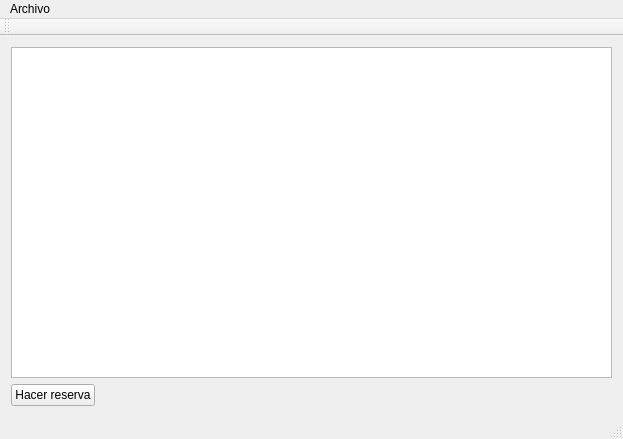
Old version of the form mainwindow.ui in the repository stsewd/polideportivo.
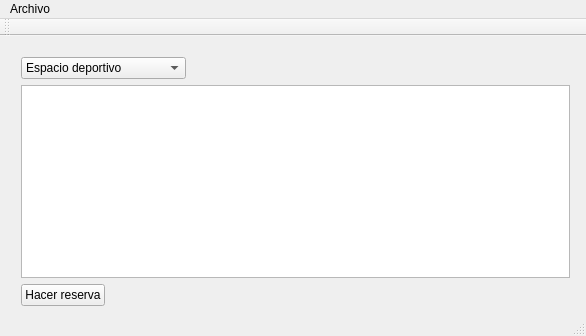
New version of the form.

Commit message: Ventana empleado

The edit to the form file:
```diff
--- a/mainwindow.ui
+++ b/mainwindow.ui
@@ -6,21 +6,59 @@
    <rect>
     <x>0</x>
     <y>0</y>
-    <width>623</width>
-    <height>439</height>
+    <width>586</width>
+    <height>336</height>
    </rect>
   </property>
   <property name="windowTitle">
    <string>Polideportivo</string>
   </property>
   <widget class="QWidget" name="centralWidget">
+   <widget class="QWidget" name="">
+    <property name="geometry">
+     <rect>
+      <x>10</x>
+      <y>10</y>
+      <width>571</width>
+      <height>271</height>
+     </rect>
+    </property>
    <layout class="QGridLayout" name="gridLayout">
     <item row="0" column="0">
-     <layout class="QVBoxLayout" name="verticalLayout">
+      <layout class="QHBoxLayout" name="horizontalLayout_2">
       <item>
-       <widget class="QTableView" name="tableView"/>
+        <widget class="QComboBox" name="tipoEspacioComboBox">
+         <item>
+          <property name="text">
+           <string>Espacio deportivo</string>
+          </property>
       </item>
       <item>
+          <property name="text">
+           <string>Espacio complementario</string>
+          </property>
+         </item>
+        </widget>
+       </item>
+       <item>
+        <spacer name="horizontalSpacer_2">
+         <property name="orientation">
+          <enum>Qt::Horizontal</enum>
+         </property>
+         <property name="sizeHint" stdset="0">
+          <size>
+           <width>40</width>
+           <height>20</height>
+          </size>
+         </property>
+        </spacer>
+       </item>
+      </layout>
+     </item>
+     <item row="1" column="0">
+      <widget class="QTableWidget" name="espaciosTable"/>
+     </item>
+     <item row="2" column="0">
        <layout class="QHBoxLayout" name="horizontalLayout">
         <item>
          <widget class="QPushButton" name="pushButton_2">
@@ -45,15 +83,18 @@
        </layout>
       </item>
      </layout>
-    </item>
-   </layout>
+   </widget>
+   <zorder></zorder>
+   <zorder>espaciosTable</zorder>
+   <zorder>horizontalLayoutWidget</zorder>
+   <zorder>horizontalSpacer_2</zorder>
   </widget>
   <widget class="QMenuBar" name="menuBar">
    <property name="geometry">
     <rect>
      <x>0</x>
      <y>0</y>
-     <width>623</width>
+     <width>586</width>
      <height>23</height>
     </rect>
    </property>
```
Left out of the diff: 2 changed lines with no effect on the pictures. Lines whose indentation alone changed are shown as unchanged. The commit also changes 2 other files.
